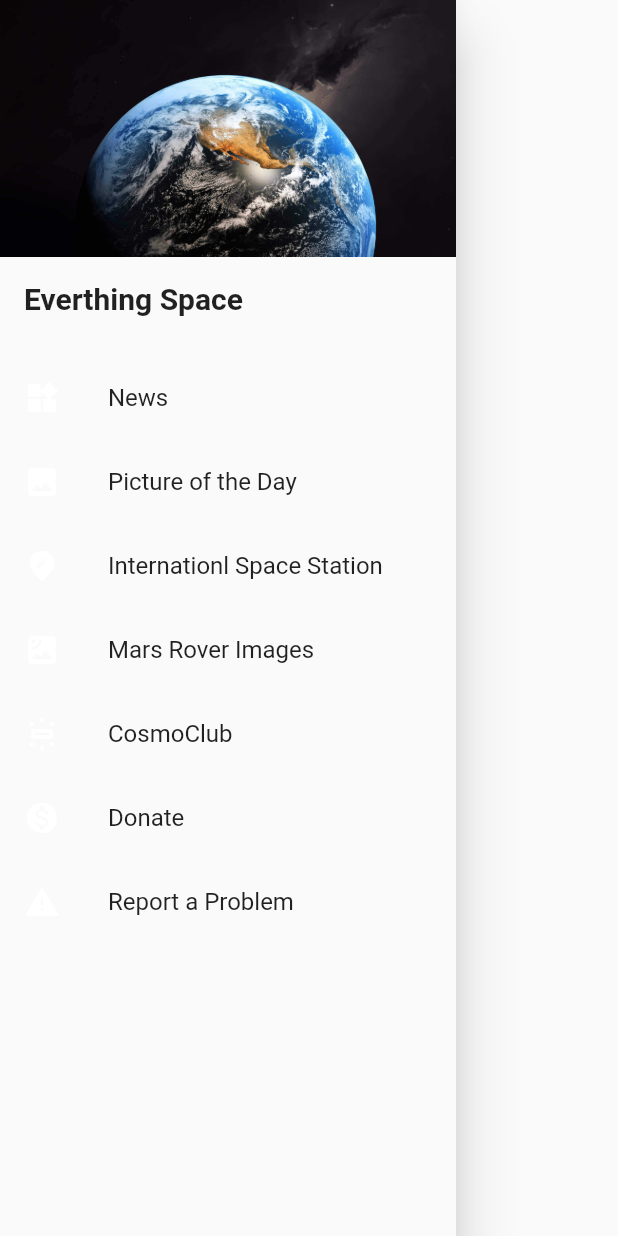
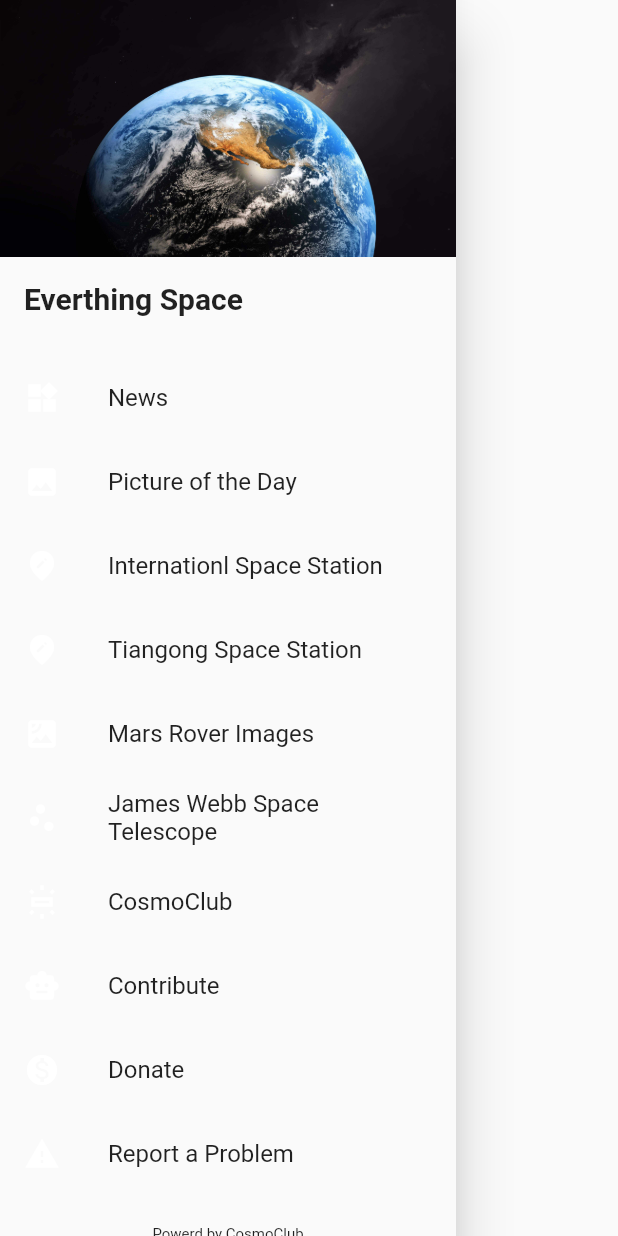
Before and after one commit to girishrajani/everything_space, a Flutter app: the AppDrawer widget shown alone on an empty page, opened directly, on a phone screen of 412 x 824 dp. Run offline on Flutter 3.47's test engine with Material 2 defaults, Android fonts, the light colour scheme and no system bars; our stand-ins replace cached_network_image, geocoding, google_maps_flutter, sliding_up_panel; network calls fail.

Commit message:
Opening Links Improved and Drawer Routes

```diff
--- a/lib/widgets/drawer.dart
+++ b/lib/widgets/drawer.dart
@@ -3,6 +3,7 @@ import 'package:everything_space/pages/home.dart';
 import 'package:everything_space/pages/iss.dart';
 import 'package:everything_space/pages/rover_images.dart';
 import 'package:flutter/cupertino.dart';
+import 'package:url_launcher/link.dart';
 import 'package:url_launcher/url_launcher.dart';
 import 'package:flutter/material.dart';
 
@@ -71,15 +72,21 @@ class AppDrawer extends StatelessWidget {
               'Internationl Space Station',
             ),
           ),
-          // ListTile(
-          //   leading: Icon(
-          //     Icons.edit_location_rounded,
-          //     color: Colors.white,
-          //   ),
-          //   title: Text(
-          //     'Tiangong Space Station',
-          //   ),
-          // ),
+          ListTile(
+            onTap: () {
+              Navigator.push(
+                context,
+                MaterialPageRoute(builder: (context) => ISS()),
+              );
+            },
+            leading: const Icon(
+              Icons.edit_location_rounded,
+              color: Colors.white,
+            ),
+            title: const Text(
+              'Tiangong Space Station',
+            ),
+          ),
           ListTile(
             onTap: () {
               Navigator.push(
@@ -96,6 +103,21 @@ class AppDrawer extends StatelessWidget {
             ),
           ),
           ListTile(
+            // onTap: () {
+            //   Navigator.push(
+            //     context,
+            //     MaterialPageRoute(builder: (context) => MarsRovers()),
+            //   );
+            // },
+            leading: const Icon(
+              Icons.scatter_plot_rounded,
+              color: Colors.white,
+            ),
+            title: const Text(
+              'James Webb Space Telescope',
+            ),
+          ),
+          ListTile(
             onTap: () {
               _launchUrls("https://cosmoclub.in");
             },
@@ -105,6 +127,18 @@ class AppDrawer extends StatelessWidget {
             ),
             title: const Text(
               'CosmoClub',
+            ),
+          ),
+          ListTile(
+            onTap: () {
+              _launchUrls("https://github.com/girishrajani/everything_space");
+            },
+            leading: const Icon(
+              Icons.smart_toy_rounded,
+              color: Colors.white,
+            ),
+            title: const Text(
+              'Contribute',
             ),
           ),
           ListTile(
@@ -128,6 +162,16 @@ class AppDrawer extends StatelessWidget {
             ),
             title: const Text('Report a Problem'),
           ),
+          const Padding(
+            padding: EdgeInsets.all(20.0),
+            child: Center(
+                child: Text(
+              'Powerd by CosmoClub',
+              style: TextStyle(
+                fontSize: 10,
+              ),
+            )),
+          ),
         ],
       ),
     );
```
Also changed, not shown: lib/pages/home.dart (+12 -7 lines).
